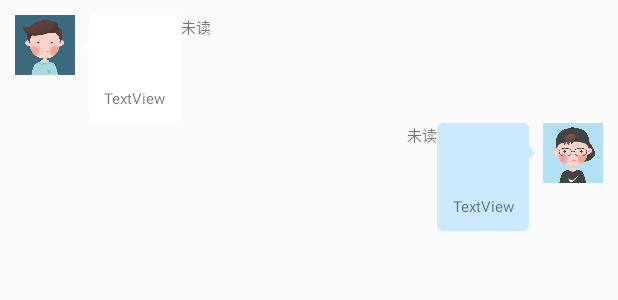
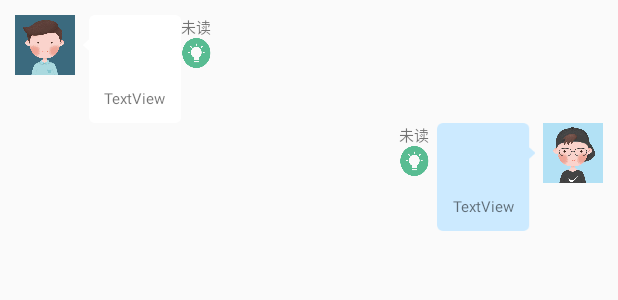
Before and after one commit to YeHIT/IMProjectClient, an Android app: the layout msg_item.xml on its own in the app's theme, with its tools: preview values and no code run, on a phone screen of 412 x 824 dp. Shown: the top 300 px of the screen. Run offline under Robolectric (Android 15) with nearby library versions, the phone set to English and light mode, and no system bars.

Commit message:
修改了发送消息的功能，删去发送图片功能，加上了前端展示消息情绪的imageview，但还需要后端返回一个情绪值给前端

```diff
--- a/app/src/main/res/layout/msg_item.xml
+++ b/app/src/main/res/layout/msg_item.xml
@@ -1,5 +1,6 @@
 <?xml version="1.0" encoding="utf-8"?>
 <LinearLayout xmlns:android="http://schemas.android.com/apk/res/android"
+    xmlns:app="http://schemas.android.com/apk/res-auto"
     android:orientation="vertical"
     android:layout_width="match_parent"
     android:layout_height="wrap_content"
@@ -27,8 +28,8 @@
                 android:layout_width="wrap_content"
                 android:layout_height="wrap_content"
                 android:layout_gravity="left"
-                android:orientation="vertical"
-                android:background="@drawable/message_text_receive">
+                android:background="@drawable/message_text_receive"
+                android:orientation="vertical">
 
                 <TextView
                     android:id="@+id/left_msg"
@@ -41,28 +42,43 @@
                     android:id="@+id/left_img"
                     android:layout_width="wrap_content"
                     android:layout_height="wrap_content"
+                    android:adjustViewBounds="true"
+                    android:maxWidth="100dp"
                     android:maxHeight="100dp"
-                    android:maxWidth="100dp"
-                    android:visibility="gone"
-                    android:adjustViewBounds="true"
-                    />
+                    android:visibility="gone" />
 
                 <TextView
                     android:id="@+id/left_msg_time"
                     android:layout_width="wrap_content"
                     android:layout_height="wrap_content"
+                    android:gravity="left"
                     android:text="TextView"
-                    android:textSize="10dp"
-                    android:gravity="left"/>
+                    android:textSize="10dp" />
             </LinearLayout>
+
+            <LinearLayout
+                android:layout_width="wrap_content"
+                android:layout_height="wrap_content"
+                android:orientation="vertical"
+                >
                 <TextView
                     android:id="@+id/received_read_or_not"
                     android:layout_width="wrap_content"
                     android:layout_height="wrap_content"
                     android:text="未读"
                     android:textSize="10dp" />
+
+                <ImageView
+                    android:id="@+id/received_emotion"
+                    android:layout_width="20dp"
+                    android:layout_height="20dp"
+                    android:layout_marginRight="5dp"
+                    android:background="@drawable/greenlight"
+                    />
             </LinearLayout>
 
+
+        </LinearLayout>
     </LinearLayout>
 
     <LinearLayout
@@ -77,12 +93,27 @@
             android:layout_height="match_parent"
             android:orientation="horizontal">
 
+
+            <LinearLayout
+                android:layout_width="wrap_content"
+                android:layout_height="wrap_content"
+                android:orientation="vertical"
+                >
                 <TextView
                     android:id="@+id/send_read_or_not"
                     android:layout_width="wrap_content"
                     android:layout_height="wrap_content"
                     android:text="未读"
                     android:textSize="10dp" />
+
+                <ImageView
+                    android:id="@+id/send_emotion"
+                    android:layout_width="20dp"
+                    android:layout_height="20dp"
+                    android:layout_marginRight="5dp"
+                    android:background="@drawable/greenlight"
+                    />
+            </LinearLayout>
 
             <LinearLayout
                 android:layout_width="wrap_content"
```
Also changed, not shown: app/src/main/AndroidManifest.xml (+4 -4 lines), app/src/main/java/cn/yesomething/improjectclient/chat/ChatActivity.java (+18 -58 lines), app/src/main/java/cn/yesomething/improjectclient/chat/Msg.java (+12 -19 lines), app/src/main/java/cn/yesomething/improjectclient/chat/MsgAdapter.java (+7 -34 lines), app/src/main/res/layout/chat_main.xml (+0 -7 lines), app/src/main/res/drawable/greenlight.png (added), app/src/main/res/drawable/redlight.png (added), app/src/main/res/drawable/yellowlight.png (added). Lines whose indentation alone changed are shown as unchanged.
